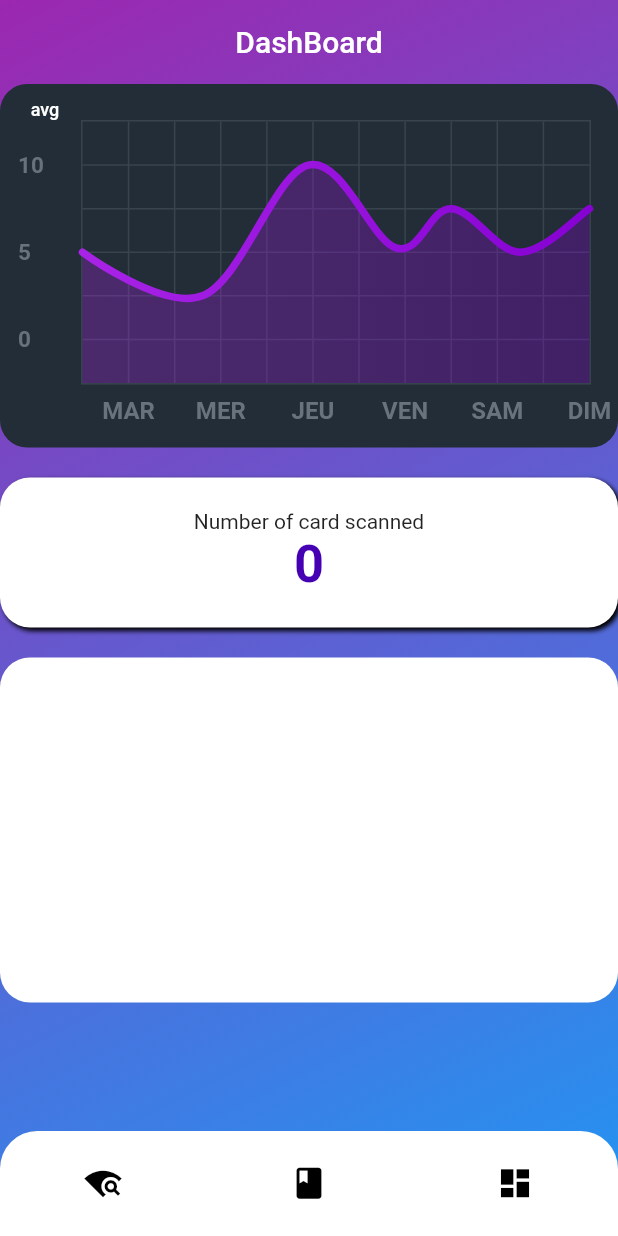
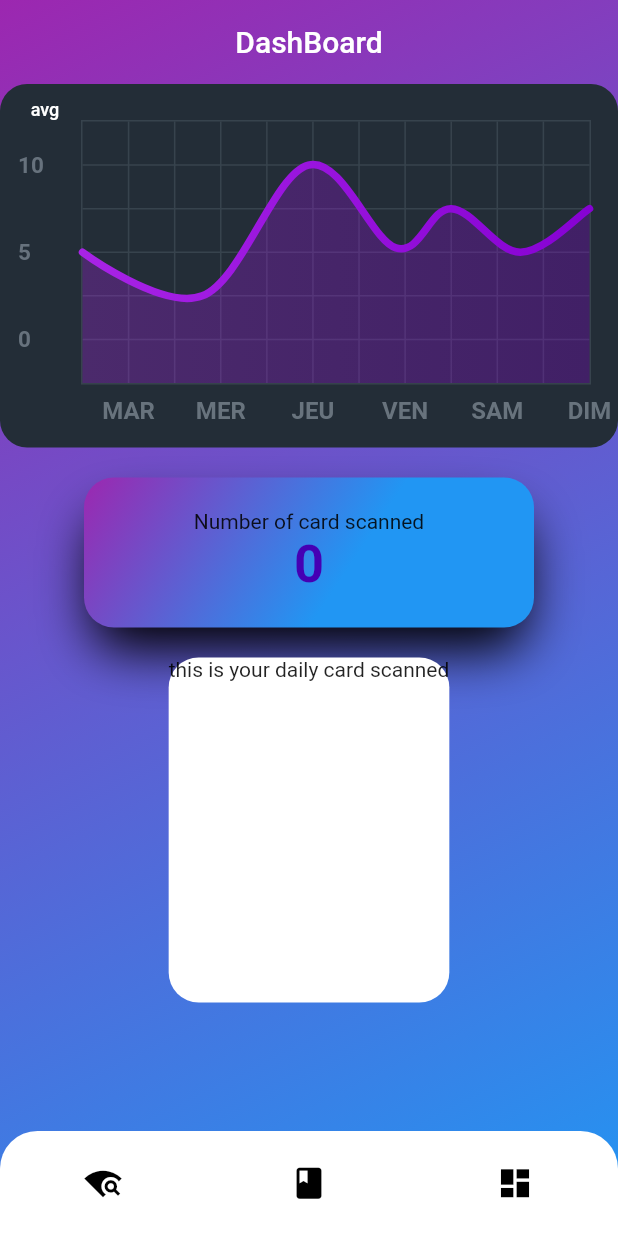
Before and after one commit to dalijp147/Scanner-app, a Flutter app: the screen it shows after launch, item 2 of the bottom bar chosen, after a tap on the "dashboard" icon, on a phone screen of 412 x 824 dp. Run offline on Flutter 3.47's test engine with Material 2 defaults, Android fonts, the phone set to English and light mode, and no system bars; drawn by our look-alikes of fl_chart; our stand-ins replace cloud_firestore, firebase_auth, lottie; missing offline and left inert: animated_round_button_flutter, ndef, nfc_manager; accounts and stored records are empty; network calls fail.

Commit message:
updated version

```diff
--- a/scanner_app/lib/main.dart
+++ b/scanner_app/lib/main.dart
@@ -4,30 +4,33 @@ import 'package:flutter/material.dart';
 import 'package:nfc_manager/nfc_manager.dart';
 import 'package:scanner_app/screens/file_screen.dart';
 import 'package:scanner_app/screens/scan_screen.dart';
+import './providers/click.dart';
+import 'package:provider/provider.dart';
 
 void main() {
   WidgetsFlutterBinding.ensureInitialized();
   runApp(MyApp());
 }
 
-class MyApp extends StatefulWidget {
-  @override
-  State<StatefulWidget> createState() => MyAppState();
-}
-
-class MyAppState extends State<MyApp> {
+class MyApp extends StatelessWidget {
   ValueNotifier<dynamic>? result = ValueNotifier(null);
   final int counter = 0;
   @override
   Widget build(BuildContext context) {
-    return MaterialApp(
+    return MultiProvider(
+      providers: [
+        ChangeNotifierProvider.value(
+          value: Clicks(),
+        ),
+      ],
+      child: MaterialApp(
         initialRoute: '/',
         routes: {
           // When navigating to the "/" route, build the FirstScreen widget.
           '/scanscreen': (context) => SCanScreen(),
           '/filescreen': (context) => FileScreen(result),
           // When navigating to the "/second" route, build the SecondScreen widget.
-        '/dashboard': (context) => DachBoard(counter),
+          '/dashboard': (context) => DachBoard(),
         },
         home: SCanScreen(),
         /*SafeArea(
@@ -71,6 +74,7 @@ class MyAppState extends State<MyApp> {
               ),
             ),
           ),*/
+      ),
     );
   }
 }
--- /dev/null
+++ b/scanner_app/lib/providers/click.dart
@@ -0,0 +1,10 @@
+import 'package:flutter/material.dart';
+
+class Clicks with ChangeNotifier {
+  int counter = 0;
+  getCounter() => counter;
+  void incrementCounter() {
+    counter++;
+    notifyListeners();
+  }
+}
--- a/scanner_app/lib/screens/colors.dart
+++ /dev/null
@@ -1,10 +0,0 @@
-import 'package:flutter/material.dart';
-
-const Color primary = Color(0xFFFF3378);
-const Color secondary = Color(0xFFFF2278);
-const Color black = Color(0xFF000000);
-const Color white = Color(0xFFFFFFFF);
-const Color grey = Colors.grey;
-const Color red = Color(0xFFec5766);
-const Color green = Color(0xFF43aa8b);
-const Color blue = Color(0xFF28c2ff);
--- a/scanner_app/lib/screens/dachboard.dart
+++ b/scanner_app/lib/screens/dachboard.dart
@@ -1,3 +1,5 @@
+import 'dart:developer';
+
 import 'package:flutter/material.dart';
 import 'package:flutter/src/foundation/key.dart';
 import 'package:flutter/src/widgets/framework.dart';
@@ -6,12 +8,12 @@ import 'package:scanner_app/screens/scan_screen.dart';
 import 'file_screen.dart';
 import 'package:flutter_staggered_grid_view/flutter_staggered_grid_view.dart';
 import 'chart.dart';
+import 'package:provider/provider.dart';
+import '../providers/click.dart';
 
 class DachBoard extends StatelessWidget {
-  final int counter;
-  DachBoard(this.counter);
-
   Widget build(BuildContext context) {
+    final count = Provider.of<Clicks>(context).getCounter();
     return Container(
       decoration: const BoxDecoration(
           gradient: LinearGradient(
@@ -55,23 +57,29 @@ class DachBoard extends StatelessWidget {
                   children: [
                     Container(
                       height: 100,
-                      width: MediaQuery.of(context).size.width,
+                      width: 300,
                       decoration: BoxDecoration(
                         color: Colors.white,
                         borderRadius: BorderRadius.all(Radius.circular(20.0)),
                         boxShadow: [
                           BoxShadow(
-                              color: Color.fromARGB(255, 0, 0, 0),
-                              blurRadius: 2.0,
-                              offset: Offset(2.0, 2.0)),
+                            offset: const Offset(0, 20),
+                            blurRadius: 30,
+                            spreadRadius: -5,
+                          ),
                         ],
+                        gradient: LinearGradient(
+                          begin: Alignment.topLeft,
+                          end: Alignment.bottomCenter,
+                          colors: [Colors.purple, Colors.blue],
+                        ),
                       ),
                       child: Column(
                         mainAxisAlignment: MainAxisAlignment.center,
                         children: [
                           Text('Number of card scanned'),
                           Text(
-                            '$counter',
+                            '$count',
                             style: TextStyle(
                                 color: Color.fromARGB(255, 69, 0, 180),
                                 fontSize: 35,
@@ -89,6 +97,8 @@ class DachBoard extends StatelessWidget {
                         color: Colors.white,
                         borderRadius: BorderRadius.all(Radius.circular(20.0)),
                       ),
+                      child: Column(
+                          children: [Text('this is your daily card scanned')]),
                     ),
                   ],
                 ),
--- a/scanner_app/lib/screens/file_screen.dart
+++ b/scanner_app/lib/screens/file_screen.dart
@@ -19,7 +19,7 @@ class FileScreen extends StatelessWidget {
         backgroundColor: Colors.transparent,
         appBar: AppBar(
           backgroundColor: Colors.transparent,
-          elevation: 0,
+          elevation: 0.0,
           title: Center(
             child: Text(
               'Data',
@@ -57,13 +57,26 @@ class FileScreen extends StatelessWidget {
                         end: Alignment.bottomRight,
                         colors: [Colors.purple, Colors.blue],
                       ),
+                      boxShadow: [
+                        BoxShadow(
+                          color: Color(0xFF04589A),
+                          offset: Offset(-7, 7),
+                          blurRadius: 6,
+                        ),
+                      ],
                     ),
                     child: SingleChildScrollView(
                       child: ValueListenableBuilder<dynamic>(
                         valueListenable: result!,
                         builder: (context, value, _) => result!.value == null
                             ? Center(
-                                child: Text('there is no data '),
+                                child: Text(
+                                  'THERE IS NO DATA FOUND',
+                                  style: TextStyle(
+                                    fontSize: 20,
+                                    fontWeight: FontWeight.bold,
+                                  ),
+                                ),
                               )
                             : Text(
                                 '${value}',
--- a/scanner_app/pubspec.yaml
+++ b/scanner_app/pubspec.yaml
@@ -36,6 +36,7 @@ dependencies:
   lottie: ^1.4.1
   flutter_staggered_grid_view: ^0.6.2
   fl_chart: ^0.55.1
+  ndef: ^0.3.1
   # The following adds the Cupertino Icons font to your application.
   # Use with the CupertinoIcons class for iOS style icons.
   cupertino_icons: ^1.0.2
```
Also changed, not shown: scanner_app/lib/screens/fromrow.dart (added, +127 -0 lines), scanner_app/lib/screens/scan_screen.dart (+16 -41 lines), scanner_app/pubspec.lock, 2 other files. Lines whose indentation alone changed are shown as unchanged.
